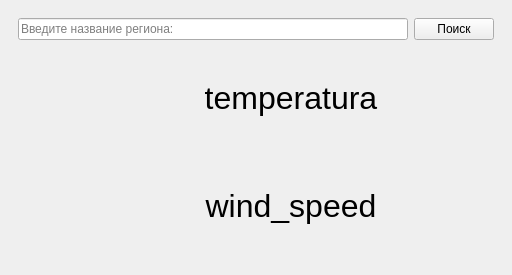
Qt form design.ui (YaroslavNogovitsyn/Weather) before a commit.
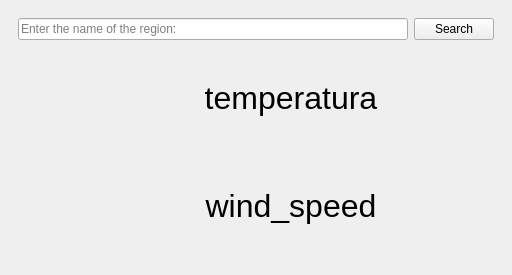
The same form after that commit.

What changed in the file:
```diff
--- a/design.ui
+++ b/design.ui
@@ -23,14 +23,14 @@
          <item>
           <widget class="QLineEdit" name="query">
            <property name="placeholderText">
-            <string>Введите название региона:</string>
+            <string>Enter the name of the region:</string>
            </property>
           </widget>
          </item>
          <item>
           <widget class="QPushButton" name="search">
            <property name="text">
-            <string>Поиск</string>
+            <string>Search</string>
            </property>
           </widget>
          </item>
```
Left out of the diff: 2 changed lines with no effect on the pictures.
